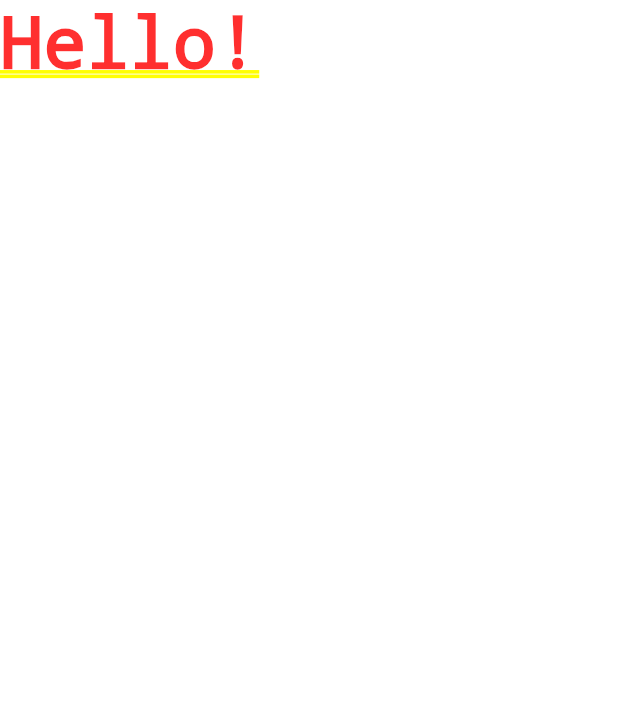
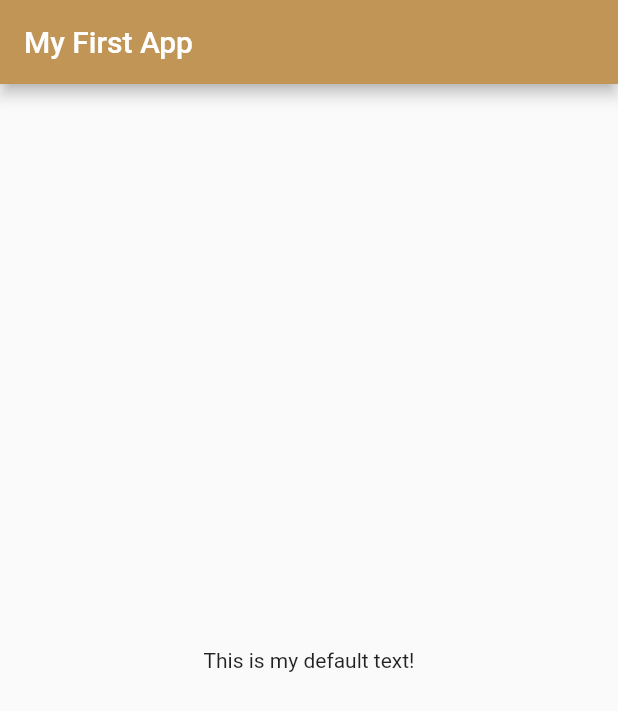
Before and after one commit to gios92/flutter_course_app, a Flutter app: the screen it shows after launch, on a phone screen of 412 x 824 dp. Shown: the top 711 px of the screen. Run offline on Flutter 3.47's test engine with Material 2 defaults, Android fonts, the phone set to English and light mode, and no system bars.

Commit message:
impostato il body al centro dello schermo.

```diff
--- a/lib/main.dart
+++ b/lib/main.dart
@@ -13,7 +13,21 @@ class MyApp extends StatelessWidget {
   @override
   Widget build(BuildContext context) {
     return MaterialApp(
-      home: Text('Hello!'),
+      home: Scaffold(
+          appBar: AppBar(
+            title: Text('My First App'),
+            backgroundColor: Color(0xffC19556),
+          ),
+          body: Center(
+            child: Body(),
+          )),
     );
   }
 }
+
+class Body extends StatelessWidget {
+  @override
+  Widget build(BuildContext context) {
+    return Text('This is my default text!');
+  }
+}
```
